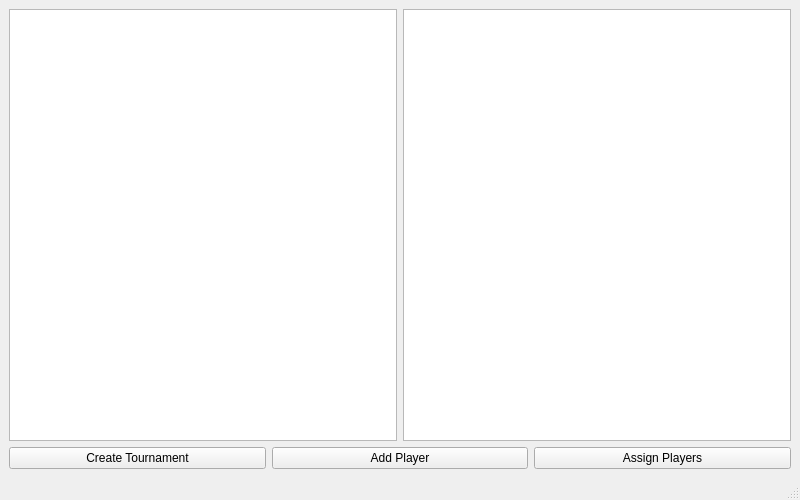
Above: src/mainwindow.ui from ZybsBaggins/PokerTurney before the change. Below: the same form after it.
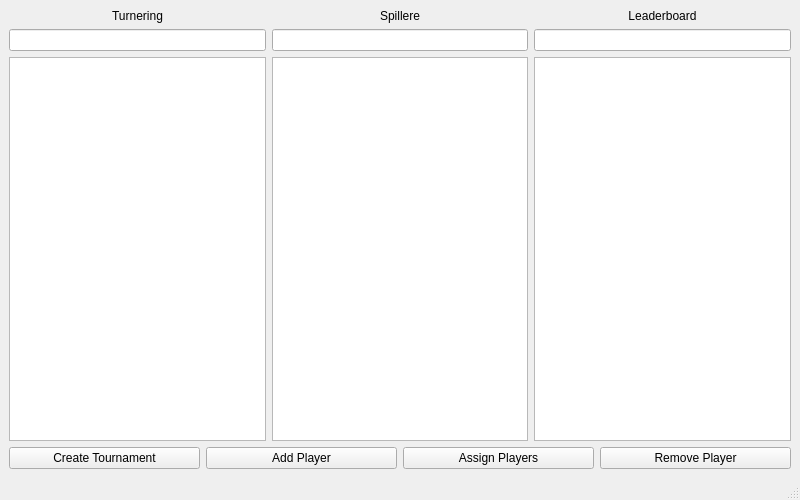
That is the form after the change.

Patch:
```diff
--- a/src/mainwindow.ui
+++ b/src/mainwindow.ui
@@ -18,14 +18,58 @@
     <item>
      <layout class="QHBoxLayout" name="horizontalLayout">
       <item>
-       <widget class="QListWidget" name="tournamentList">
-        <property name="minimumWidth">
-         <number>200</number>
-        </property>
-       </widget>
+       <layout class="QVBoxLayout">
+        <item>
+         <widget class="QLabel" name="tournamentLabel">
+          <property name="text"><string>Turnering</string></property>
+          <property name="alignment"><set>Qt::AlignCenter</set></property>
+         </widget>
+        </item>
+        <item>
+          <widget class="QLineEdit" name="tournamentSearch"/>
+        </item>
+        <item>
+         <widget class="QListWidget" name="tournamentList">
+          <property name="minimumWidth"><number>200</number></property>
+         </widget>
+        </item>
+       </layout>
       </item>
+
+      <!-- Spillere -->
       <item>
-       <widget class="QListWidget" name="playerList"/>
+       <layout class="QVBoxLayout">
+        <item>
+         <widget class="QLabel" name="playerLabel">
+          <property name="text"><string>Spillere</string></property>
+          <property name="alignment"><set>Qt::AlignCenter</set></property>
+         </widget>
+        </item>
+        <item>
+          <widget class="QLineEdit" name="playerSearch"/>
+        </item>
+        <item>
+         <widget class="QListWidget" name="playerList"/>
+        </item>
+       </layout>
+      </item>
+
+      <!-- Total Points -->
+      <item>
+       <layout class="QVBoxLayout">
+        <item>
+         <widget class="QLabel" name="totalPointsLabel">
+          <property name="text"><string>Leaderboard</string></property>
+          <property name="alignment"><set>Qt::AlignCenter</set></property>
+         </widget>
+        </item>
+        <item>
+          <widget class="QLineEdit" name="totalPointSearch"/>
+        </item>
+        <item>
+         <widget class="QListWidget" name="totalPointsList"/>
+        </item>
+       </layout>
       </item>
      </layout>
     </item>
@@ -45,13 +89,16 @@
         </property>
        </widget>
       </item>
-        <item>
-        <widget class="QPushButton" name="assignPlayersButton">
-        <property name="text">
-        <string>Assign Players</string>
-        </property>
-        </widget>
-    </item>
+      <item>
+       <widget class="QPushButton" name="assignPlayersButton">
+        <property name="text"><string>Assign Players</string></property>
+       </widget>
+      </item>
+      <item>
+       <widget class="QPushButton" name="removePlayerFromTournamentButton">
+        <property name="text"><string>Remove Player</string></property>
+       </widget>
+      </item>
      </layout>
     </item>
    </layout>
```
Left out of the diff: 20 changed lines with no effect on the pictures.
